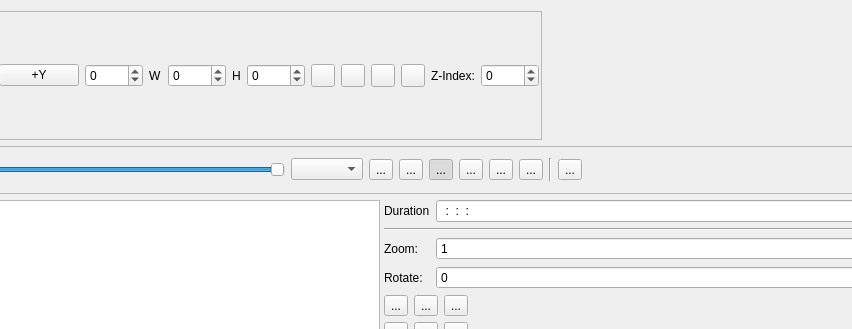
Above: src/widgets/titlewidget_ui.ui from KDE/kdenlive before the change; both pictures show x 460 to 1312 and y 0 to 329 of the 1414 by 720 pixel window. Below: the same form after it.
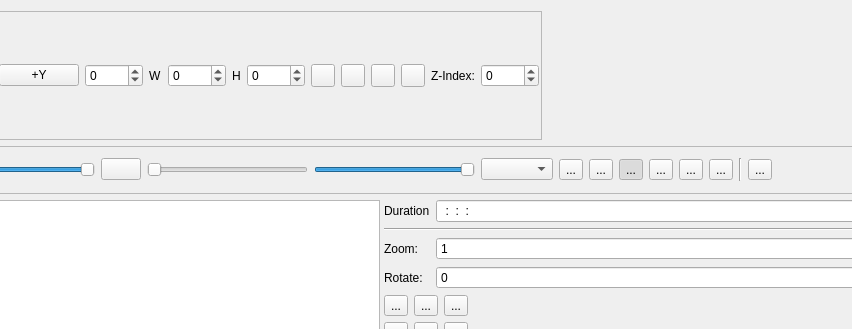
That is the form after the change. Custom widgets are drawn as their Qt base class.

Commit message: outline-text

The edit to the form file:
```diff
--- a/src/widgets/titlewidget_ui.ui
+++ b/src/widgets/titlewidget_ui.ui
@@ -943,6 +943,29 @@
            </property>
           </widget>
          </item>
+         <item>
+          <widget class="KColorButton" name="textOutlineColor"/>
+         </item>
+         <item>
+          <widget class="QSlider" name="textOutline">
+           <property name="orientation">
+            <enum>Qt::Horizontal</enum>
+           </property>
+          </widget>
+         </item>
+         <item>
+          <widget class="QSlider" name="textOutlineAlpha">
+           <property name="maximum">
+            <number>255</number>
+           </property>
+           <property name="value">
+            <number>255</number>
+           </property>
+           <property name="orientation">
+            <enum>Qt::Horizontal</enum>
+           </property>
+          </widget>
+         </item>
          <item>
           <widget class="QComboBox" name="font_weight_box"/>
          </item>
```
The commit also changes 2 other files.
